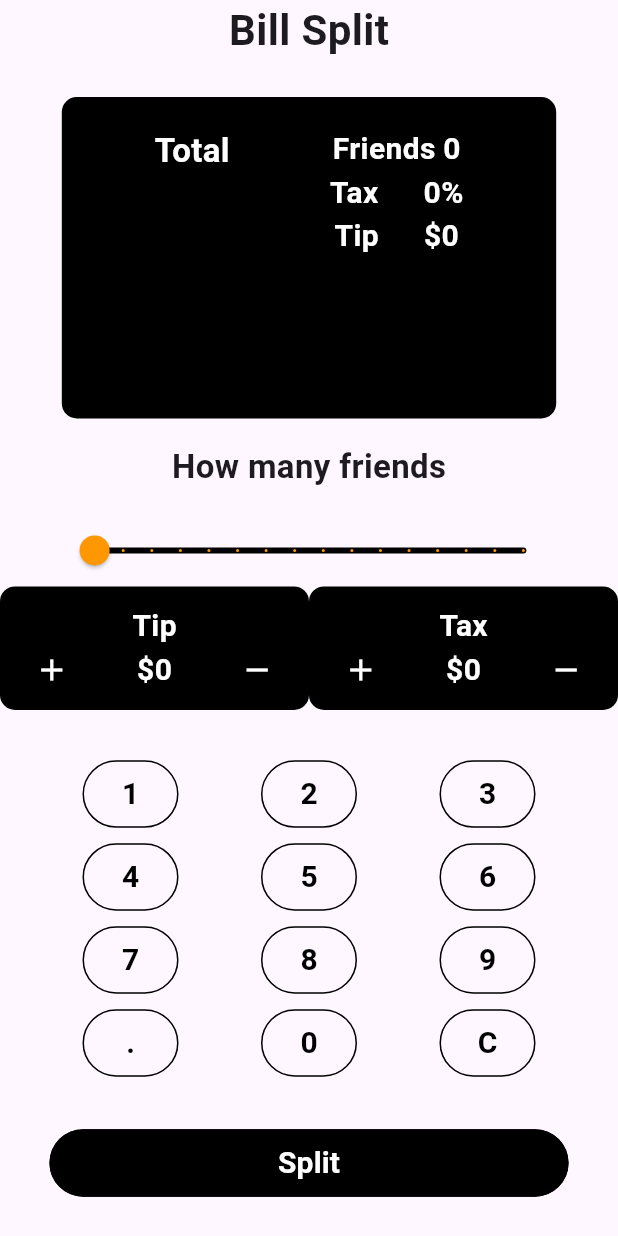
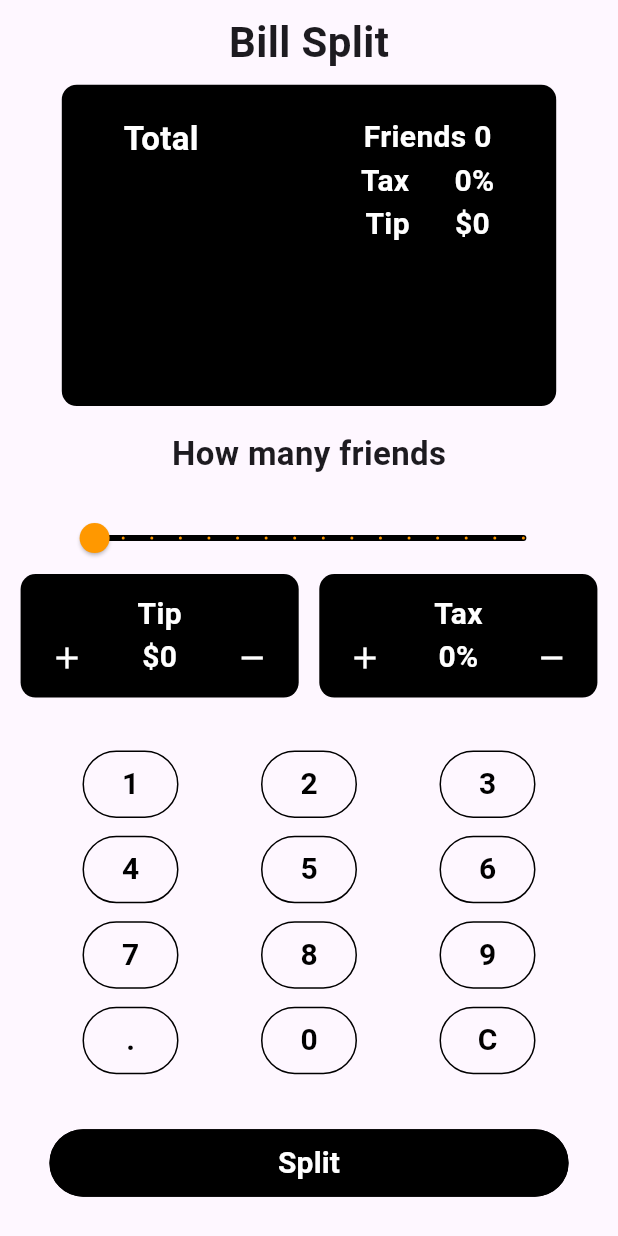
Before and after one commit to MianKawish/bill_devider, a Flutter app: the screen it shows after launch, item 2 of the bottom bar chosen, after a tap on "Split", after a tap on "Calculate again?", on a phone screen of 412 x 824 dp. Run offline on Flutter 3.47's test engine with Material 3 defaults, Android fonts, the phone set to English and light mode, and no system bars.

Commit message:
some changes in layout

```diff
--- a/lib/homeScreen.dart
+++ b/lib/homeScreen.dart
@@ -49,12 +49,15 @@ class _HomeScreenState extends State<HomeScreen> {
         body: Column(
           crossAxisAlignment: CrossAxisAlignment.center,
           children: [
+            SizedBox(
+              height: height * .01,
+            ),
             const Text(
               "Bill Split",
               style: TextStyle(fontSize: 28, fontWeight: FontWeight.bold),
             ),
             SizedBox(
-              height: height * .03,
+              height: height * .01,
             ),
             Center(
               child: Container(
@@ -65,11 +68,13 @@ class _HomeScreenState extends State<HomeScreen> {
                 width: width * .8,
                 child: Padding(
                   padding: EdgeInsets.symmetric(
-                      vertical: height * .025, horizontal: width * .15),
+                      vertical: height * .025, horizontal: width * .1),
                   child: Row(
-                    mainAxisAlignment: MainAxisAlignment.spaceBetween,
                     children: [
-                      Column(
+                      Container(
+                        child: Expanded(
+                          child: Column(
+                            crossAxisAlignment: CrossAxisAlignment.start,
                             children: [
                               const Text(
                                 "Total",
@@ -86,6 +91,8 @@ class _HomeScreenState extends State<HomeScreen> {
                                     fontSize: 22),
                               )
                             ],
+                          ),
+                        ),
                       ),
                       Column(
                         children: [
@@ -159,7 +166,7 @@ class _HomeScreenState extends State<HomeScreen> {
               children: [
                 Container(
                   height: height * 0.1,
-                  width: width * 0.5,
+                  width: width * 0.45,
                   decoration: const BoxDecoration(
                       color: Colors.black,
                       borderRadius: BorderRadius.all(Radius.circular(10))),
@@ -198,7 +205,7 @@ class _HomeScreenState extends State<HomeScreen> {
                 ),
                 Container(
                   height: height * 0.1,
-                  width: width * 0.5,
+                  width: width * 0.45,
                   decoration: const BoxDecoration(
                       color: Colors.black,
                       borderRadius: BorderRadius.all(Radius.circular(10))),
@@ -220,7 +227,7 @@ class _HomeScreenState extends State<HomeScreen> {
                             ),
                           ),
                           Text(
-                            "\$$tax",
+                            "$tax%",
                             style: customStyle(),
                           ),
                           InkWell(
--- a/lib/resultScreen.dart
+++ b/lib/resultScreen.dart
@@ -30,14 +30,16 @@ class ResultScreen extends StatelessWidget {
               width: width * .8,
               child: Padding(
                 padding: EdgeInsets.symmetric(
-                    vertical: height * .025, horizontal: width * .15),
+                    vertical: height * .025, horizontal: width * .03),
                 child: Row(
                   mainAxisAlignment: MainAxisAlignment.spaceBetween,
                   children: [
-                    Column(
+                    SizedBox(
+                      child: Expanded(
+                        child: Column(
                           children: [
                             const Text(
-                          "Equally Divided",
+                              "Equally Devided",
                               style: TextStyle(
                                   fontWeight: FontWeight.bold,
                                   color: Colors.white,
@@ -51,6 +53,8 @@ class ResultScreen extends StatelessWidget {
                                   fontSize: 22),
                             )
                           ],
+                        ),
+                      ),
                     ),
                     Column(
                       children: [
```
Lines whose indentation alone changed are shown as unchanged.
